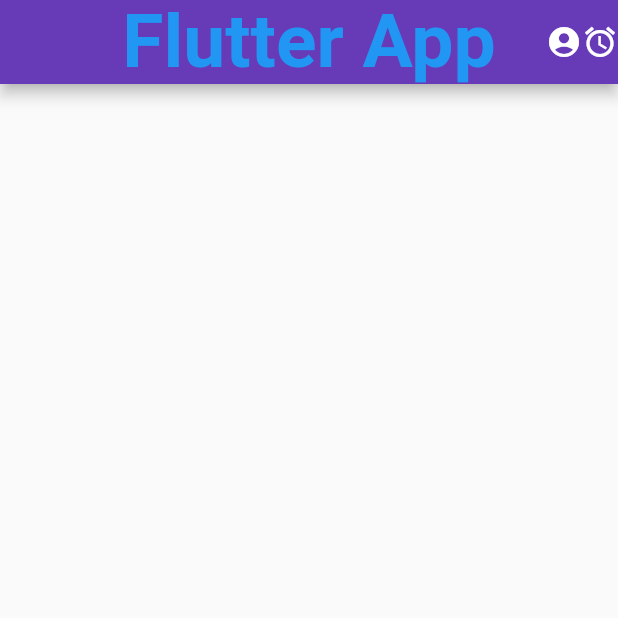
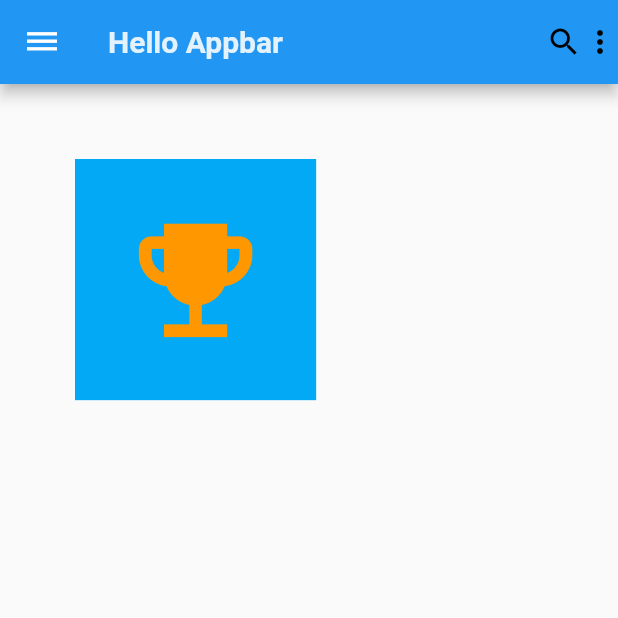
Before and after one commit to DonyPribadi/belajar-flutter, a Flutter app: the screen it shows after launch, on a phone screen of 412 x 824 dp, the top half of it. Run offline on Flutter 3.47's test engine with Material 2 defaults, Android fonts, the phone set to English and light mode, and no system bars.

Commit message:
first commit

```diff
--- a/lib/main.dart
+++ b/lib/main.dart
@@ -19,14 +19,29 @@ class Home extends StatelessWidget {
   Widget build(BuildContext context) {
     return Scaffold(
       appBar: AppBar(
-        backgroundColor: Colors.deepPurple,
-        title: Text(
-          'Flutter App',
-          style: TextStyle(
-              color: Colors.blue, fontWeight: FontWeight.bold, fontSize: 50),
+          leading: IconButton(
+            icon: Icon(Icons.dehaze),
+            onPressed: () {},
+          ),
+          backgroundColor: Colors.blue,
+          title: Text(
+            'Hello Appbar',
+            style: TextStyle(
+                color: Colors.blue.shade50, fontWeight: FontWeight.bold),
+          ),
+          actions: [
+            Icon(Icons.search, color: Colors.black),
+            Icon(Icons.more_vert, color: Colors.black)
+          ]),
+      body: Container(
+        color: Colors.lightBlue,
+        margin: EdgeInsets.fromLTRB(50.0, 50.0, 50.0, 50.0),
+        padding: EdgeInsets.all(30),
+        child: Icon(
+          Icons.emoji_events,
+          color: Colors.orange,
+          size: 100.78,
         ),
-        actions: [Icon(Icons.account_circle), Icon(Icons.access_alarm)],
-        centerTitle: true,
       ),
     );
   }
```
